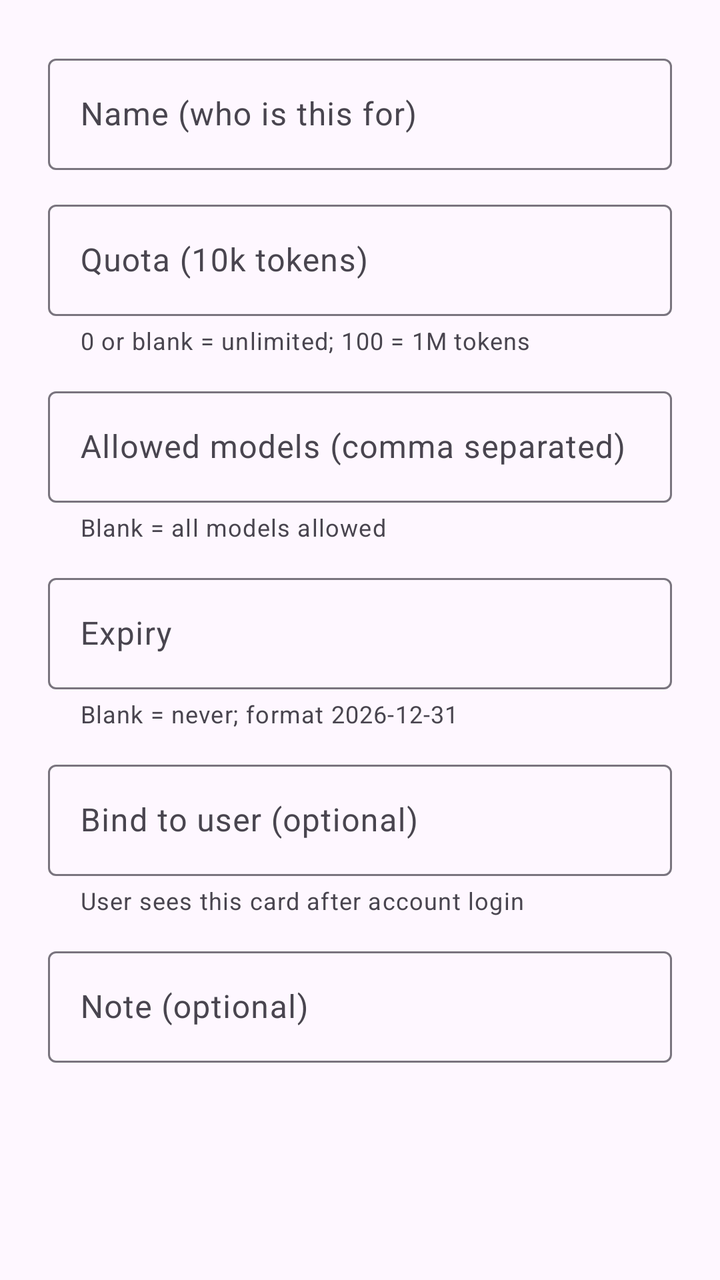
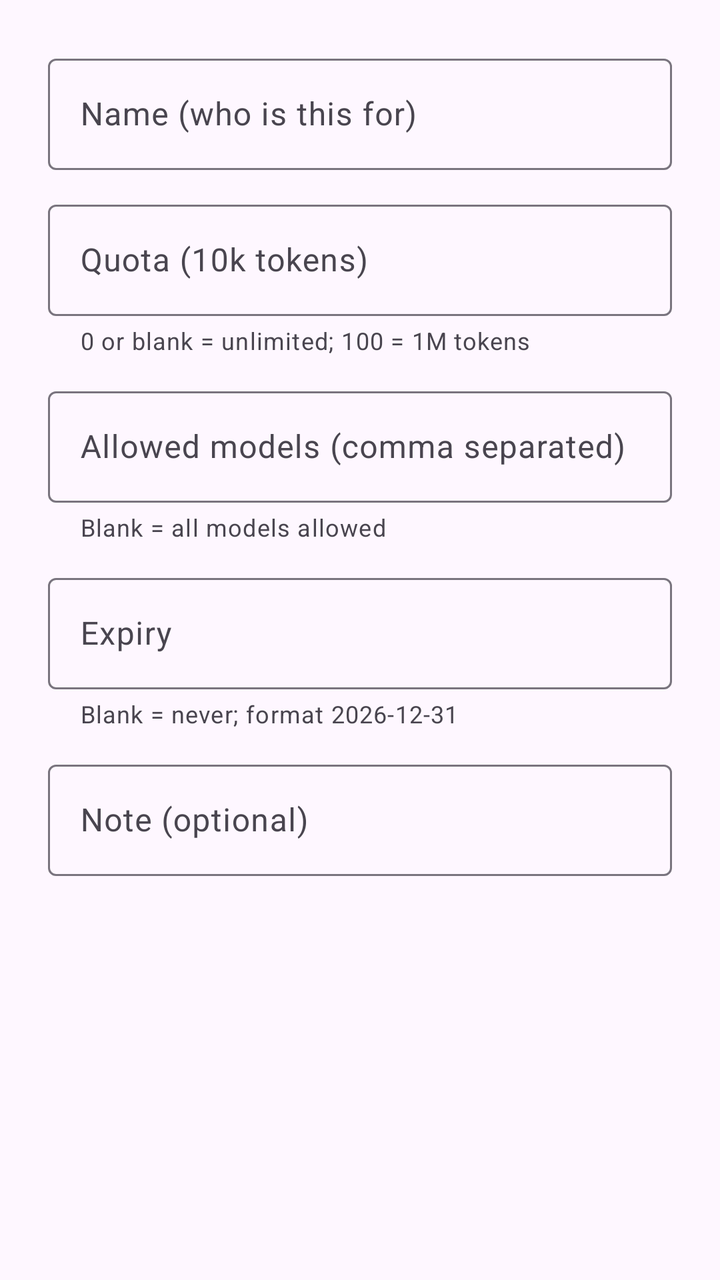

An Android layout rendered at two revisions. The XML below is the earlier revision; the diff shows what the commit changed to produce the second picture.
<!-- AndroidManifest.xml: application theme Theme.AIGateway -->
<!-- res/layout/dialog_card.xml -->
<?xml version="1.0" encoding="utf-8"?>
<ScrollView xmlns:android="http://schemas.android.com/apk/res/android"
    xmlns:app="http://schemas.android.com/apk/res-auto"
    android:layout_width="match_parent"
    android:layout_height="wrap_content">

    <LinearLayout
        android:layout_width="match_parent"
        android:layout_height="wrap_content"
        android:orientation="vertical"
        android:padding="24dp">

        <com.google.android.material.textfield.TextInputLayout
            android:layout_width="match_parent"
            android:layout_height="wrap_content"
            android:hint="@string/cd_name"
            style="@style/Widget.Material3.TextInputLayout.OutlinedBox">
            <com.google.android.material.textfield.TextInputEditText
                android:id="@+id/editCardName"
                android:layout_width="match_parent"
                android:layout_height="wrap_content" />
        </com.google.android.material.textfield.TextInputLayout>

        <com.google.android.material.textfield.TextInputLayout
            android:layout_width="match_parent"
            android:layout_height="wrap_content"
            android:layout_marginTop="12dp"
            android:hint="@string/cd_quota"
            app:helperText="@string/cd_quota_helper"
            app:helperTextEnabled="true"
            style="@style/Widget.Material3.TextInputLayout.OutlinedBox">
            <com.google.android.material.textfield.TextInputEditText
                android:id="@+id/editCardQuota"
                android:inputType="number"
                android:layout_width="match_parent"
                android:layout_height="wrap_content" />
        </com.google.android.material.textfield.TextInputLayout>

        <com.google.android.material.textfield.TextInputLayout
            android:layout_width="match_parent"
            android:layout_height="wrap_content"
            android:layout_marginTop="12dp"
            android:hint="@string/cd_models"
            app:helperText="@string/cd_models_helper"
            app:helperTextEnabled="true"
            style="@style/Widget.Material3.TextInputLayout.OutlinedBox">
            <com.google.android.material.textfield.TextInputEditText
                android:id="@+id/editCardModels"
                android:layout_width="match_parent"
                android:layout_height="wrap_content" />
        </com.google.android.material.textfield.TextInputLayout>

        <com.google.android.material.textfield.TextInputLayout
            android:layout_width="match_parent"
            android:layout_height="wrap_content"
            android:layout_marginTop="12dp"
            android:hint="@string/cd_expires"
            app:helperText="@string/cd_expires_helper"
            app:helperTextEnabled="true"
            style="@style/Widget.Material3.TextInputLayout.OutlinedBox">
            <com.google.android.material.textfield.TextInputEditText
                android:id="@+id/editCardExpires"
                android:layout_width="match_parent"
                android:layout_height="wrap_content" />
        </com.google.android.material.textfield.TextInputLayout>

        <com.google.android.material.textfield.TextInputLayout
            android:layout_width="match_parent"
            android:layout_height="wrap_content"
            android:layout_marginTop="12dp"
            android:hint="@string/cd_bind_user"
            app:helperText="@string/cd_bind_user_hint"
            app:helperTextEnabled="true"
            style="@style/Widget.Material3.TextInputLayout.OutlinedBox">
            <com.google.android.material.textfield.TextInputEditText
                android:id="@+id/editCardUid"
                android:layout_width="match_parent"
                android:layout_height="wrap_content" />
        </com.google.android.material.textfield.TextInputLayout>

        <com.google.android.material.textfield.TextInputLayout
            android:layout_width="match_parent"
            android:layout_height="wrap_content"
            android:layout_marginTop="12dp"
            android:hint="@string/cd_note"
            style="@style/Widget.Material3.TextInputLayout.OutlinedBox">
            <com.google.android.material.textfield.TextInputEditText
                android:id="@+id/editCardNote"
                android:layout_width="match_parent"
                android:layout_height="wrap_content" />
        </com.google.android.material.textfield.TextInputLayout>
    </LinearLayout>
</ScrollView>
<!-- resources referenced by this layout -->
<resources>
  <string name="cd_bind_user">Bind to user (optional)</string>
  <string name="cd_bind_user_hint">User sees this card after account login</string>
  <string name="cd_expires">Expiry</string>
  <string name="cd_expires_helper">Blank = never; format 2026-12-31</string>
  <string name="cd_models">Allowed models (comma separated)</string>
  <string name="cd_models_helper">Blank = all models allowed</string>
  <string name="cd_name">Name (who is this for)</string>
  <string name="cd_note">Note (optional)</string>
  <string name="cd_quota">Quota (10k tokens)</string>
  <string name="cd_quota_helper">0 or blank = unlimited; 100 = 1M tokens</string>
  <color name="md_primary">#6750A4</color>
  <color name="md_on_primary">#FFFFFF</color>
  <color name="md_primary_container">#EADDFF</color>
  <color name="md_on_primary_container">#21005D</color>
  <color name="md_secondary">#625B71</color>
  <color name="md_on_secondary">#FFFFFF</color>
  <color name="md_secondary_container">#E8DEF8</color>
  <color name="md_on_secondary_container">#1D192B</color>
  <color name="md_tertiary">#7D5260</color>
  <color name="md_on_tertiary">#FFFFFF</color>
  <color name="md_tertiary_container">#FFD8E4</color>
  <color name="md_on_tertiary_container">#31111D</color>
  <color name="md_error">#B3261E</color>
  <color name="md_on_error">#FFFFFF</color>
  <color name="md_error_container">#F9DEDC</color>
  <color name="md_on_error_container">#410E0B</color>
  <color name="md_background">#FEF7FF</color>
  <color name="md_on_background">#1D1B20</color>
  <color name="md_surface">#FEF7FF</color>
  <color name="md_on_surface">#1D1B20</color>
  <color name="md_surface_variant">#E7E0EC</color>
  <color name="md_on_surface_variant">#49454F</color>
  <color name="md_outline">#79747E</color>
  <color name="md_outline_variant">#CAC4D0</color>
  <color name="md_surface_container">#F3EDF7</color>
  <color name="md_surface_container_high">#ECE6F0</color>
  <!-- unchanged entries left out for length: 1 -->
</resources>

<!-- the commit's change to res/layout/dialog_card.xml (unified diff, before → after) -->
@@ -68,20 +68,6 @@
             android:layout_width="match_parent"
             android:layout_height="wrap_content"
             android:layout_marginTop="12dp"
-            android:hint="@string/cd_bind_user"
-            app:helperText="@string/cd_bind_user_hint"
-            app:helperTextEnabled="true"
-            style="@style/Widget.Material3.TextInputLayout.OutlinedBox">
-            <com.google.android.material.textfield.TextInputEditText
-                android:id="@+id/editCardUid"
-                android:layout_width="match_parent"
-                android:layout_height="wrap_content" />
-        </com.google.android.material.textfield.TextInputLayout>
-
-        <com.google.android.material.textfield.TextInputLayout
-            android:layout_width="match_parent"
-            android:layout_height="wrap_content"
-            android:layout_marginTop="12dp"
             android:hint="@string/cd_note"
             style="@style/Widget.Material3.TextInputLayout.OutlinedBox">
             <com.google.android.material.textfield.TextInputEditText
<!-- resource entries referenced after the edit -->
@@ -1,7 +1,5 @@
 <!-- resources referenced by this layout -->
 <resources>
-  <string name="cd_bind_user">Bind to user (optional)</string>
-  <string name="cd_bind_user_hint">User sees this card after account login</string>
   <string name="cd_expires">Expiry</string>
   <string name="cd_expires_helper">Blank = never; format 2026-12-31</string>
   <string name="cd_models">Allowed models (comma separated)</string>
